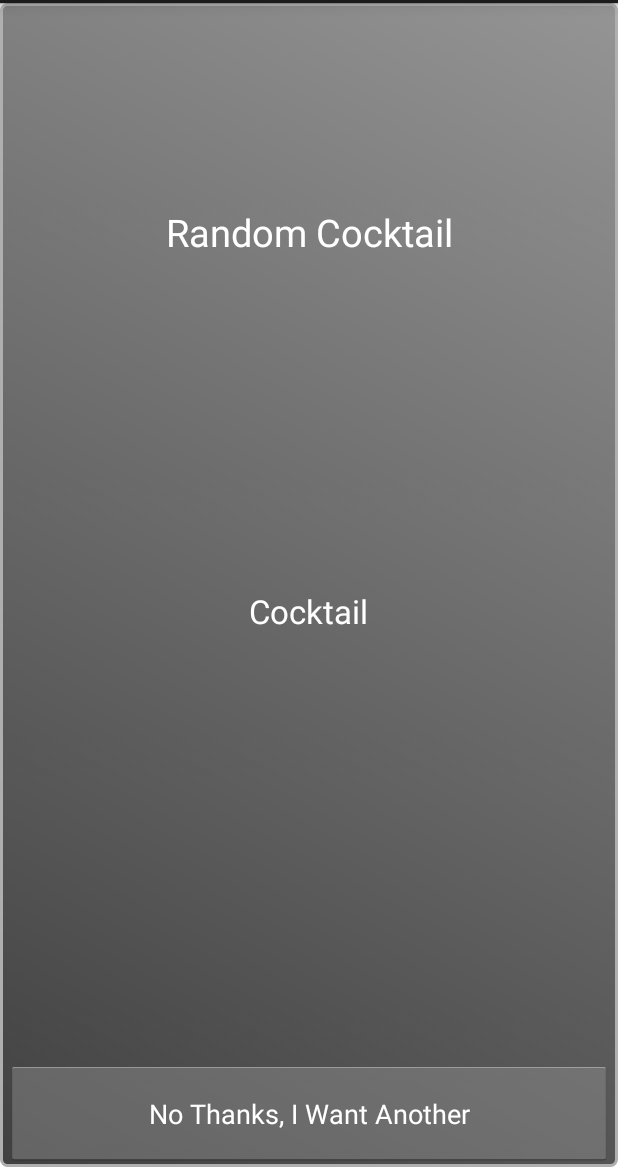
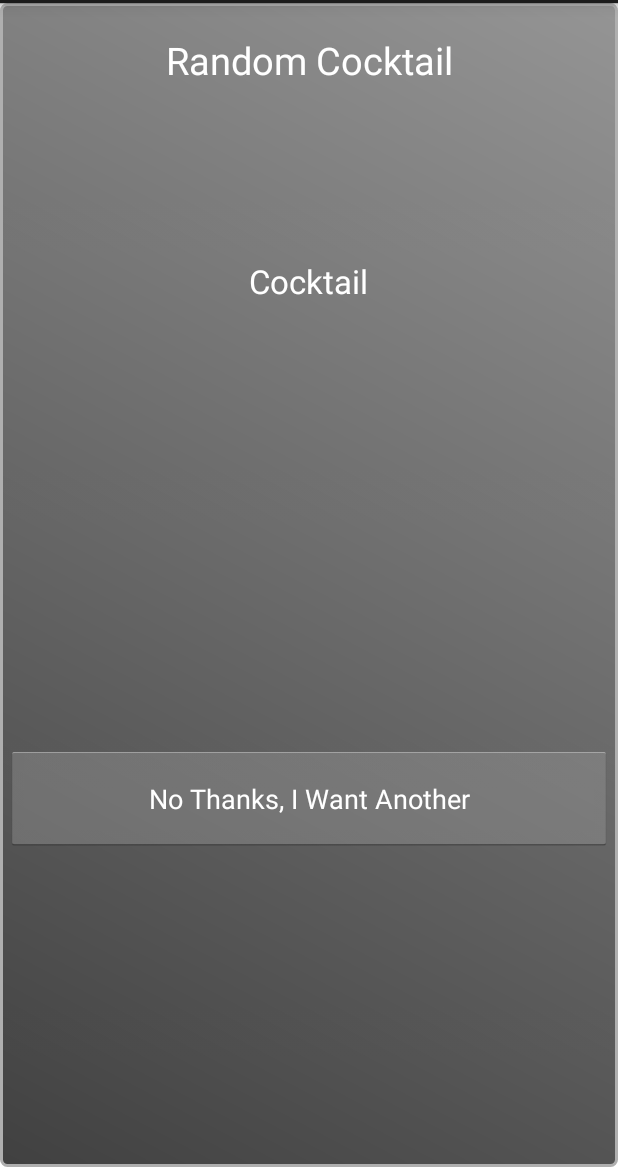
Before and after one commit to sawise/Pub, an Android app: the layout random.xml on its own in the app's theme, with its tools: preview values and no code run, on a phone screen of 412 x 824 dp, the part 69-1236 px from its top. Run offline under Robolectric (Android 15) with nearby library versions, the phone set to English and light mode, and no system bars.

Commit message:
scrollview randomDrink

```diff
--- /dev/null
+++ b/MyApplicationProject/bottomApp/src/main/res/layout-land/random.xml
@@ -0,0 +1,56 @@
+<?xml version="1.0" encoding="utf-8"?>
+
+<LinearLayout xmlns:android="http://schemas.android.com/apk/res/android"
+    android:orientation="vertical"
+    android:layout_width="match_parent"
+    android:layout_height="match_parent"
+    android:background="@drawable/background">
+
+    <TextView
+        android:layout_width="fill_parent"
+        android:layout_height="match_parent"
+        android:text="Random Cocktail"
+        android:textSize="25dp"
+        android:gravity="center"
+        android:freezesText="true"
+        android:layout_weight="1"
+        android:textColor="#fff"/>
+    <LinearLayout
+        android:layout_width="match_parent"
+        android:layout_height="400dp"
+        android:gravity="center"
+        android:orientation="vertical">
+
+        <TextView
+            android:layout_width="wrap_content"
+            android:layout_height="wrap_content"
+            android:textAppearance="?android:attr/textAppearanceLarge"
+            android:text="Cocktail"
+            android:id="@+id/tvDrinkName"
+            android:textColor="#FFFFFF" />
+
+        <ImageView
+            android:layout_width="200dp"
+            android:layout_height="200dp"
+            android:id="@+id/ivDrinkImage"
+            android:layout_alignParentTop="true"
+            android:layout_centerHorizontal="true"
+            android:padding="25dp"/>
+    </LinearLayout>
+    <LinearLayout
+        android:layout_width="match_parent"
+        android:layout_height="wrap_content"
+        android:gravity="center|bottom"
+        android:orientation="vertical">
+
+        <Button
+            android:id="@+id/btnNewRandom"
+            android:layout_width="fill_parent"
+            android:layout_height="70dp"
+            android:layout_alignParentBottom="true"
+            android:text="No Thanks, I Want Another"
+            android:textColor="#fff" />
+
+    </LinearLayout>
+
+</LinearLayout>
--- a/MyApplicationProject/bottomApp/src/main/res/layout/random.xml
+++ b/MyApplicationProject/bottomApp/src/main/res/layout/random.xml
@@ -1,11 +1,14 @@
 <?xml version="1.0" encoding="utf-8"?>
 
-<LinearLayout xmlns:android="http://schemas.android.com/apk/res/android"
+<ScrollView xmlns:android="http://schemas.android.com/apk/res/android"
     android:orientation="vertical"
     android:layout_width="match_parent"
     android:layout_height="match_parent"
     android:background="@drawable/background">
-
+    <LinearLayout
+        android:layout_width="match_parent"
+        android:layout_height="match_parent"
+        android:orientation="vertical">
         <TextView
             android:layout_width="fill_parent"
             android:layout_height="match_parent"
@@ -14,7 +17,8 @@
             android:gravity="center"
             android:freezesText="true"
             android:layout_weight="1"
-        android:textColor="#fff"/>
+            android:textColor="#fff"
+            android:layout_marginTop="20dp"/>
         <LinearLayout
             android:layout_width="match_parent"
             android:layout_height="400dp"
@@ -27,7 +31,8 @@
                 android:textAppearance="?android:attr/textAppearanceLarge"
                 android:text="Cocktail"
                 android:id="@+id/tvDrinkName"
-            android:textColor="#FFFFFF" />
+                android:textColor="#FFFFFF"
+                android:layout_marginTop="60dp"/>
 
             <ImageView
                 android:layout_width="200dp"
@@ -49,8 +54,9 @@
                 android:layout_height="70dp"
                 android:layout_alignParentBottom="true"
                 android:text="No Thanks, I Want Another"
-            android:textColor="#fff" />
+                android:textColor="#fff"
+                android:layout_marginTop="40dp"/>
 
         </LinearLayout>
-
     </LinearLayout>
+</ScrollView>
```
Lines whose indentation alone changed are shown as unchanged.
